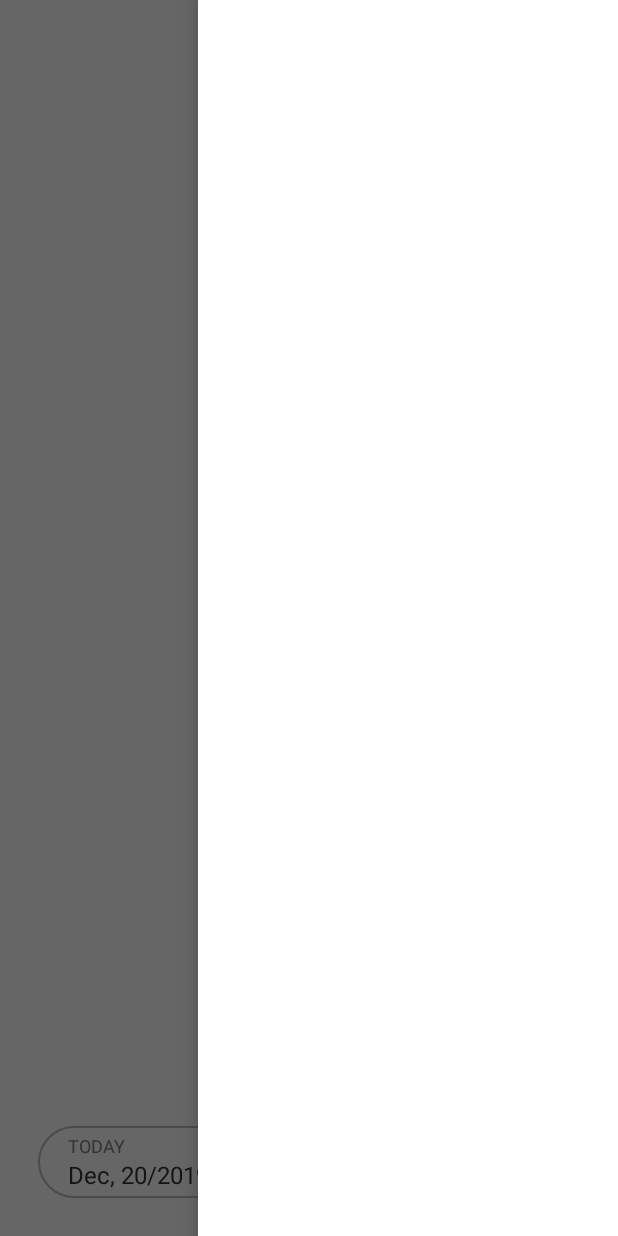
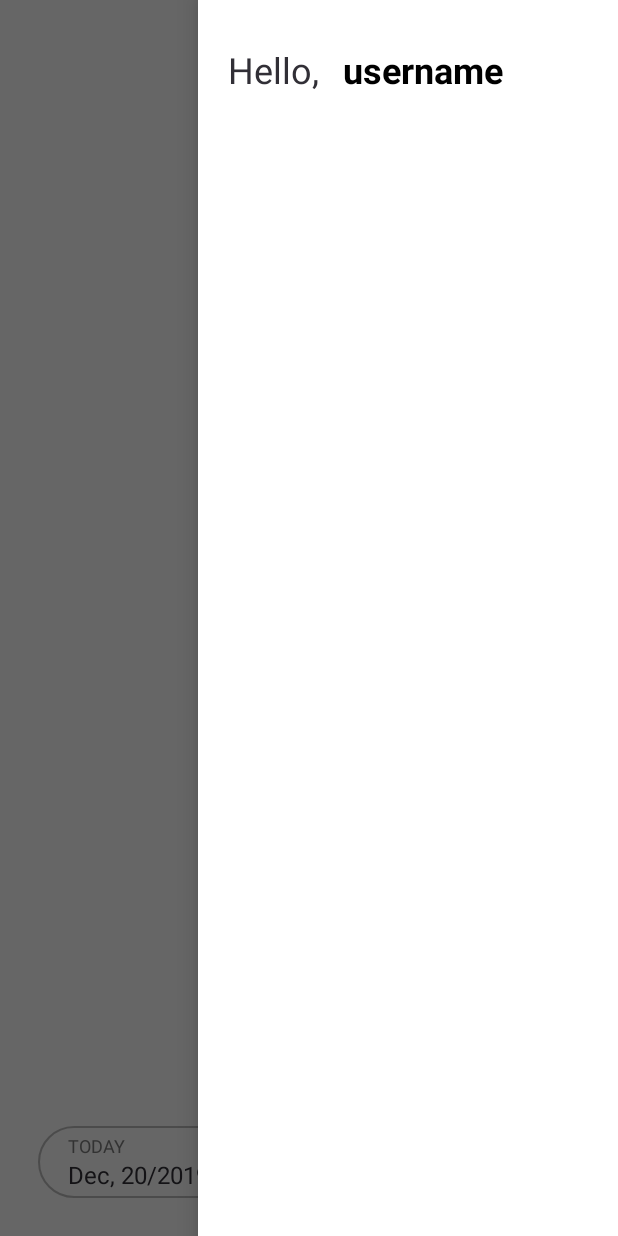
Before and after one commit to hkg5600/everyday-diary-android, an Android app: the MainActivity screen opened directly, with no data from a screen before it, with the side drawer open, on a phone screen of 412 x 824 dp. Run offline under Robolectric (Android 15) with nearby library versions, the phone set to English and light mode, and no system bars; our stand-ins replace data binding; libraries missing offline, so code that uses them is left out: com.gun0912.tedpermission; 10 statements that could not run were skipped.

Commit message:
Add nav header

```diff
--- a/app/src/main/res/layout/activity_main.xml
+++ b/app/src/main/res/layout/activity_main.xml
@@ -110,6 +110,7 @@
             android:id="@+id/nav_view"
             android:layout_width="wrap_content"
             android:layout_height="match_parent"
-            android:layout_gravity="end" />
+            android:layout_gravity="end"
+            app:headerLayout="@layout/nav_header"/>
     </androidx.drawerlayout.widget.DrawerLayout>
 </layout>
--- /dev/null
+++ b/app/src/main/res/layout/nav_header.xml
@@ -0,0 +1,47 @@
+<?xml version="1.0" encoding="utf-8"?>
+<layout xmlns:android="http://schemas.android.com/apk/res/android"
+    xmlns:app="http://schemas.android.com/apk/res-auto"
+    xmlns:tools="http://schemas.android.com/tools">
+
+    <androidx.coordinatorlayout.widget.CoordinatorLayout
+        android:layout_width="match_parent"
+        android:layout_height="match_parent"
+        android:orientation="vertical">
+        <androidx.constraintlayout.widget.ConstraintLayout
+            android:layout_width="wrap_content"
+            android:layout_height="wrap_content">
+
+            <TextView
+                android:id="@+id/text_view_hello"
+                android:layout_width="wrap_content"
+                android:layout_height="wrap_content"
+                app:layout_constraintTop_toTopOf="parent"
+                app:layout_constraintStart_toStartOf="parent"
+                app:layout_constraintBottom_toBottomOf="parent"
+                android:layout_marginTop="30dp"
+                android:layout_marginStart="20dp"
+                android:layout_marginBottom="30dp"
+                android:textSize="24sp"
+                android:textColor="#312f36"
+                android:text="Hello, "/>
+
+            <TextView
+                android:id="@+id/text_view_username"
+                android:layout_width="wrap_content"
+                android:layout_height="wrap_content"
+                app:layout_constraintTop_toTopOf="parent"
+                app:layout_constraintStart_toEndOf="@+id/text_view_hello"
+                app:layout_constraintBottom_toBottomOf="parent"
+                app:layout_constraintEnd_toEndOf="parent"
+                android:layout_marginTop="30dp"
+                android:layout_marginStart="10dp"
+                android:layout_marginBottom="30dp"
+                android:layout_marginEnd="20dp"
+                android:textSize="24sp"
+                android:textColor="#000000"
+                android:textStyle="bold"
+                android:text="username"/>
+
+        </androidx.constraintlayout.widget.ConstraintLayout>
+    </androidx.coordinatorlayout.widget.CoordinatorLayout>
+</layout>
```
